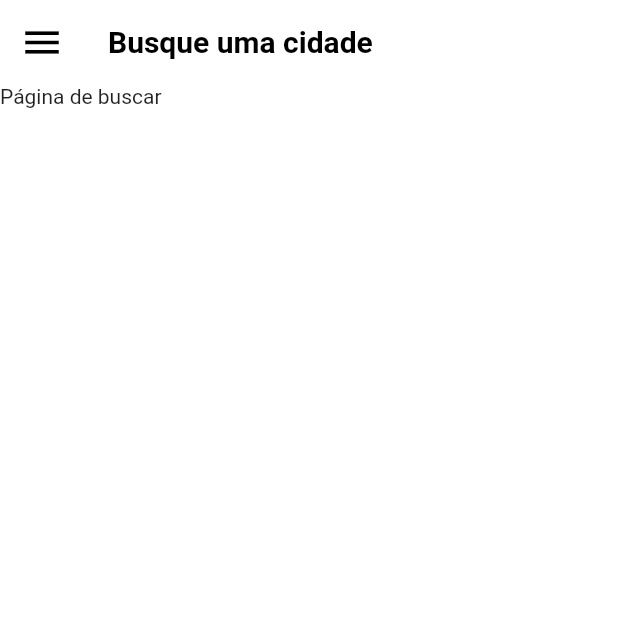
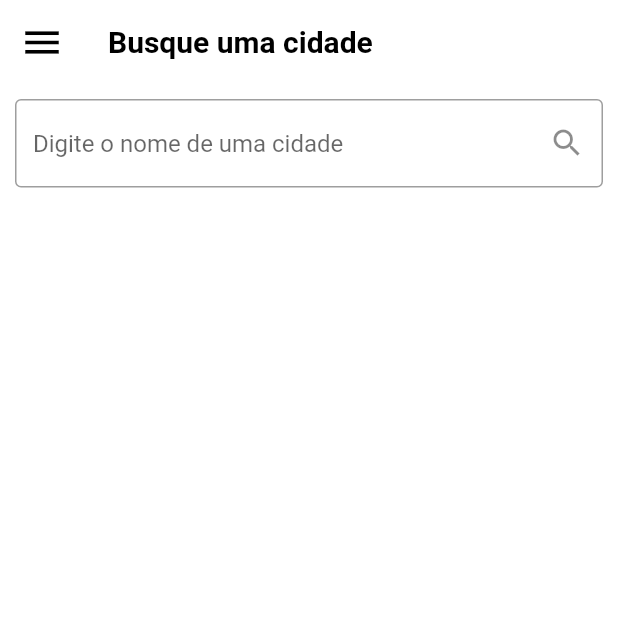
Before and after one commit to the-pedropaulo/devstravel-flutter, a Flutter app: the SearchPage screen opened by its route, on a phone screen of 412 x 824 dp, the top half of it. Run offline on Flutter 3.47's test engine with Material 2 defaults, Android fonts, the phone set to English and light mode, and no system bars; network calls fail; Roboto replaces fonts that are missing (Helvetica Neue).

Commit message:
feat(search): search screen crated

```diff
--- a/lib/src/pages/search.dart
+++ b/lib/src/pages/search.dart
@@ -1,3 +1,4 @@
+import 'package:devstravel/src/partials/citybox.dart';
 import 'package:devstravel/src/partials/customappbar.dart';
 import 'package:flutter/material.dart';
 import 'package:provider/provider.dart';
@@ -14,6 +15,9 @@ class SearchPage extends StatefulWidget {
 
 class _SearchPage extends State<SearchPage> {
   final GlobalKey<ScaffoldState> _scaffoldKey = GlobalKey();
+
+  var list = [];
+
   @override
   Widget build(BuildContext context) {
     return Consumer<AppData>(
@@ -26,7 +30,36 @@ class _SearchPage extends State<SearchPage> {
             hiddenSearch: true),
         drawer: CustomDrawer(pageContext: context),
         backgroundColor: Colors.white,
-        body: const Text('Página de buscar'),
+        body: Column(
+          children: [
+            Container(
+              margin: const EdgeInsets.all(10),
+              child: TextField(
+                  onChanged: (text) {
+                    var newList = appData.searchCity(text);
+                    setState(() {
+                      list = newList;
+                    });
+                  },
+                  decoration: const InputDecoration(
+                      hintText: 'Digite o nome de uma cidade',
+                      border: OutlineInputBorder(),
+                      suffixIcon: Icon(Icons.search))),
+            ),
+            Expanded(
+                child: GridView.count(
+              crossAxisCount: 2,
+              children: List.generate(list.length, (index) {
+                return CityBox(
+                  onTap: (cityData) {
+                    Navigator.pushNamed(context, '/city', arguments: cityData);
+                  },
+                  data: list[index],
+                );
+              }),
+            ))
+          ],
+        ),
       ),
     );
   }
```
Also changed, not shown: lib/src/models/appdata.dart (+22 -0 lines).
